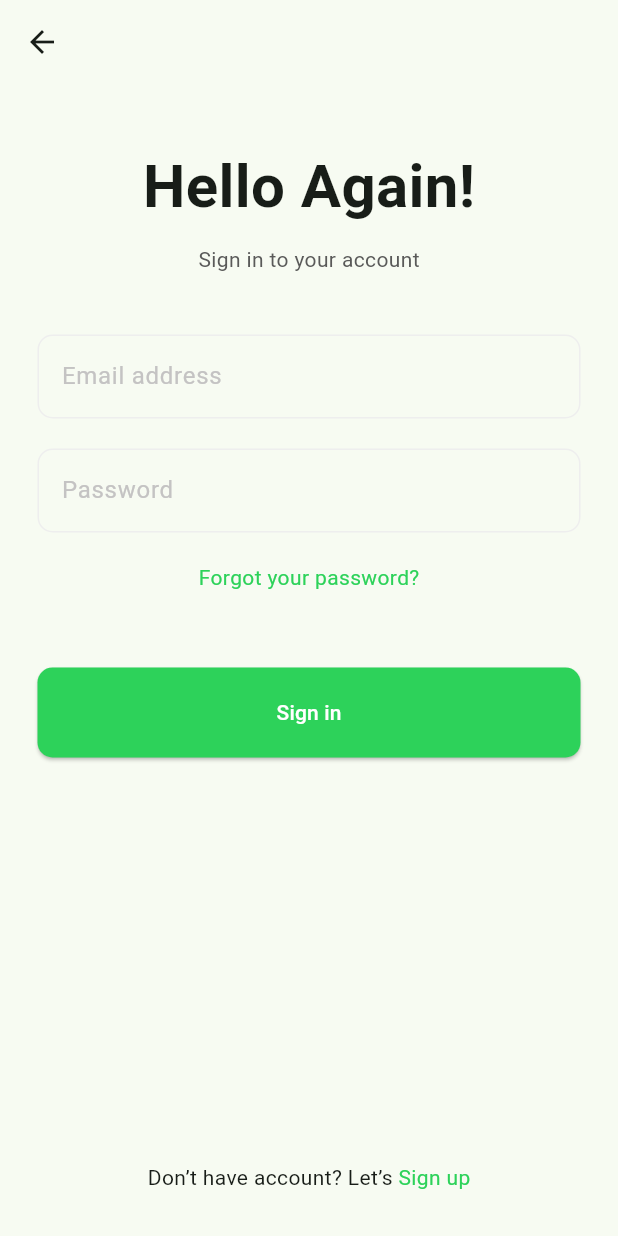
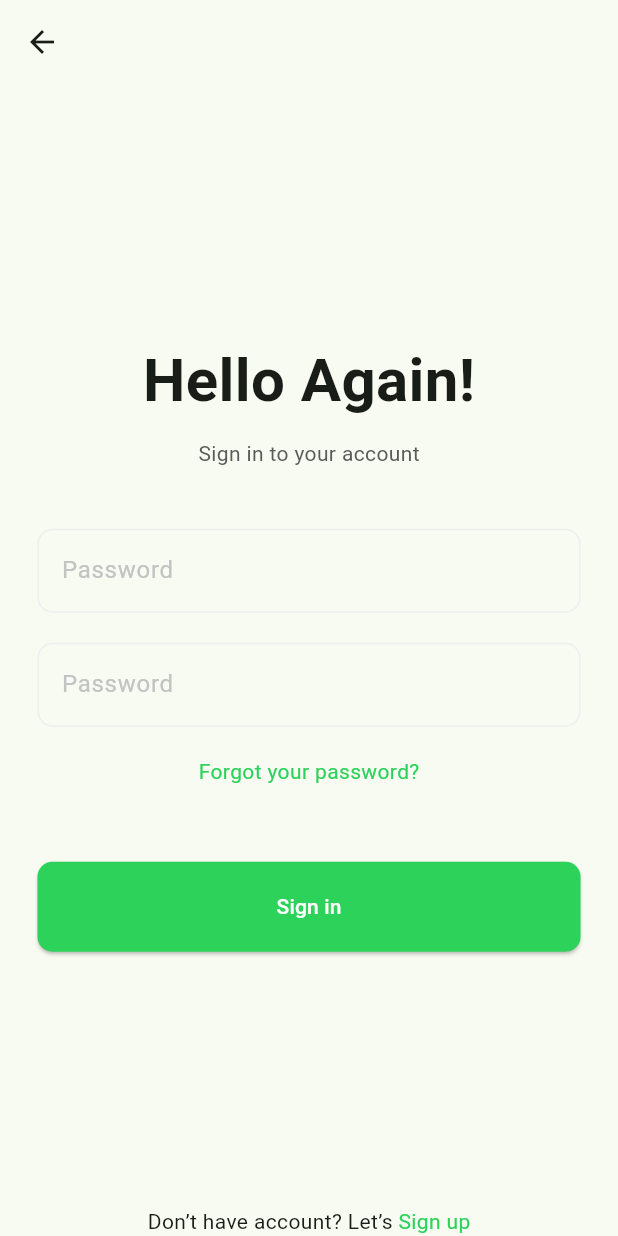
Before and after one commit to bhartiyaanshul/social-media-flutter, a Flutter app: the screen it shows after launch, after a tap on "Sign in", on a phone screen of 412 x 824 dp. Run offline on Flutter 3.47's test engine with Material 3 defaults, Android fonts, the phone set to English and light mode, and no system bars; our stand-ins replace image_picker.

Commit message:
changes in textfield of signin & signup page

```diff
--- a/lib/signin_page.dart
+++ b/lib/signin_page.dart
@@ -1,3 +1,5 @@
+import 'dart:math';
+
 import 'package:flutter/material.dart';
 import 'package:social_media/signup_page.dart';
 
@@ -20,10 +22,16 @@ class _SignInPageState extends State<SignInPage> {
               Navigator.pop(context);
             }),
       ),
-      body: Center(
+      body: SafeArea(
+        child: Center(
           child: Column(
+
+            mainAxisAlignment: MainAxisAlignment.center,
             children: [
-            const SizedBox(height: 40),
+              const Expanded(
+                flex: 1,
+                child: SizedBox(),
+              ),
               const Text(
                 'Hello Again!',
                 style: TextStyle(fontSize: 40, fontWeight: FontWeight.w600),
@@ -50,7 +58,10 @@ class _SignInPageState extends State<SignInPage> {
                             borderSide: BorderSide(
                                 color: Color.fromARGB(255, 45, 210, 90)),
                           ),
-                        label: Text('Email address',style: TextStyle(color: Color(0xffC4C3C3))),
+                          label: Text('Password'),
+                          labelStyle: TextStyle(color: Color(0xffC4C3C3)),
+                          floatingLabelStyle:
+                              TextStyle(color: Color(0xff4DD969)),
                           enabledBorder: OutlineInputBorder(
                             borderRadius: BorderRadius.all(Radius.circular(10)),
                             borderSide: BorderSide(
@@ -66,7 +77,10 @@ class _SignInPageState extends State<SignInPage> {
                             borderSide: BorderSide(
                                 color: Color.fromARGB(255, 45, 210, 90)),
                           ),
-                        label: Text('Password',style: TextStyle(color: Color(0xffC4C3C3))),
+                          label: Text('Password'),
+                          labelStyle: TextStyle(color: Color(0xffC4C3C3)),
+                          floatingLabelStyle:
+                              TextStyle(color: Color(0xff4DD969)),
                           enabledBorder: OutlineInputBorder(
                             borderRadius: BorderRadius.all(Radius.circular(10)),
                             borderSide: BorderSide(
@@ -108,7 +122,7 @@ class _SignInPageState extends State<SignInPage> {
                   ),
                 ),
               ),
-            const SizedBox(height: 270),
+              const Expanded(flex: 1, child: SizedBox()),
               Row(
                 mainAxisAlignment: MainAxisAlignment.center,
                 children: [
@@ -126,6 +140,7 @@ class _SignInPageState extends State<SignInPage> {
             ],
           ),
         ),
+      ),
     );
   }
 }
--- a/lib/signup_page.dart
+++ b/lib/signup_page.dart
@@ -12,7 +12,6 @@ class SignUpPage extends StatefulWidget {
 }
 
 class _SignUpPageState extends State<SignUpPage> {
-
   File? _image;
 
   Future<void> onProfileTapped() async {
@@ -25,7 +24,6 @@ class _SignUpPageState extends State<SignUpPage> {
         print(_image);
       }
     });
-
   }
 
   @override
@@ -40,10 +38,10 @@ class _SignUpPageState extends State<SignUpPage> {
           //       Navigator.pop(context);
           //     }),
           ),
-      body: Center(
+      body: SafeArea(
+        child: Center(
           child: Column(
             children: [
-            const SizedBox(height: 20),
               const Text(
                 'Sign Up',
                 style: TextStyle(fontSize: 40, fontWeight: FontWeight.w600),
@@ -58,42 +56,20 @@ class _SignUpPageState extends State<SignUpPage> {
                 ),
               ),
               const SizedBox(height: 20),
-            GestureDetector(
-              onTap: () => onProfileTapped(),
-              child: CircleAvatar(
-                radius: 50,
-                backgroundImage: _image != null ? Image.file(_image!).image : null,
-              )
-              // child: Image.file(_image),
-              // child: _image == null ? Container(
-              //   height: 100,
-              //   width: 100,
-              //   decoration: BoxDecoration(
-              //     color: const Color.fromARGB(255, 238, 238, 238),
-              //     borderRadius: BorderRadius.circular(50),
-              //   ),
-              //   child: const Icon(
-              //     Icons.person,
-              //     size: 50,
-              //     color: Color.fromARGB(255, 45, 210, 90),
-              //   ),
-              // ): ClipRRect(
-              //     borderRadius: BorderRadius.circular(100),
-              //     child: Image.file(
-              //         _image!,
-              //         fit: BoxFit.cover,
-              //         height: 150.0,
-              //         width: 150.0,
-              //     ),
-              // )
-            ),
               Form(
                 key: _formkey,
                 child: Padding(
                   padding: const EdgeInsets.fromLTRB(25, 20, 25, 0),
                   child: Column(
                     children: [
-
+                      GestureDetector(
+                          onTap: () => onProfileTapped(),
+                          child: CircleAvatar(
+                            radius: 50,
+                            backgroundImage: _image != null
+                                ? Image.file(_image!).image
+                                : null,
+                          )),
                       const SizedBox(height: 20),
                       TextFormField(
                         decoration: const InputDecoration(
@@ -102,28 +78,13 @@ class _SignUpPageState extends State<SignUpPage> {
                             borderSide: BorderSide(
                                 color: Color.fromARGB(255, 45, 210, 90)),
                           ),
-                        label: Text('Name',style: TextStyle(color: Color(0xffC4C3C3))),
+                          label: Text('Name'),
+                          labelStyle: TextStyle(color: Color(0xffC4C3C3)),
+                          floatingLabelStyle:
+                              TextStyle(color: Color(0xff4DD969)),
                           enabledBorder: OutlineInputBorder(
                             borderRadius: BorderRadius.all(Radius.circular(10)),
-                          borderSide: BorderSide(
-                              color: Color(0xffeeeeee)),
-                        ),
-                      ),
-                    ),
-                    const SizedBox(height: 20),
-                    TextFormField(
-                      decoration: const InputDecoration(
-                        floatingLabelStyle: TextStyle(color: Color(0xff4DD969)),
-                        focusedBorder: OutlineInputBorder(
-                          borderRadius: BorderRadius.all(Radius.circular(10)),
-                          borderSide: BorderSide(
-                              color: Color.fromARGB(255, 45, 210, 90)),
-                        ),
-                        label: Text('Username',style: TextStyle(color: Color(0xffC4C3C3))),
-                        enabledBorder: OutlineInputBorder(
-                          borderRadius: BorderRadius.all(Radius.circular(10)),
-                          borderSide: BorderSide(
-                              color: Color(0xffeeeeee)),
+                            borderSide: BorderSide(color: Color(0xffeeeeee)),
                           ),
                         ),
                       ),
@@ -135,11 +96,13 @@ class _SignUpPageState extends State<SignUpPage> {
                             borderSide: BorderSide(
                                 color: Color.fromARGB(255, 45, 210, 90)),
                           ),
-                        label: Text('Email address',style: TextStyle(color: Color(0xffC4C3C3))),
+                          label: Text('Username'),
+                          labelStyle: TextStyle(color: Color(0xffC4C3C3)),
+                          floatingLabelStyle:
+                              TextStyle(color: Color(0xff4DD969)),
                           enabledBorder: OutlineInputBorder(
                             borderRadius: BorderRadius.all(Radius.circular(10)),
-                          borderSide: BorderSide(
-                              color: Color(0xffeeeeee)),
+                            borderSide: BorderSide(color: Color(0xffeeeeee)),
                           ),
                         ),
                       ),
@@ -151,18 +114,39 @@ class _SignUpPageState extends State<SignUpPage> {
                             borderSide: BorderSide(
                                 color: Color.fromARGB(255, 45, 210, 90)),
                           ),
-                        label: Text('Password',style: TextStyle(color: Color(0xffC4C3C3))),
+                          label: Text('Email address'),
+                          labelStyle: TextStyle(color: Color(0xffC4C3C3)),
+                          floatingLabelStyle:
+                              TextStyle(color: Color(0xff4DD969)),
                           enabledBorder: OutlineInputBorder(
                             borderRadius: BorderRadius.all(Radius.circular(10)),
+                            borderSide: BorderSide(color: Color(0xffeeeeee)),
+                          ),
+                        ),
+                      ),
+                      const SizedBox(height: 20),
+                      TextFormField(
+                        decoration: const InputDecoration(
+                          focusedBorder: OutlineInputBorder(
+                            borderRadius: BorderRadius.all(Radius.circular(10)),
                             borderSide: BorderSide(
-                              color: Color(0xffeeeeee)),
+                                color: Color.fromARGB(255, 45, 210, 90)),
+                          ),
+                          label: Text('Password'),
+                          labelStyle: TextStyle(color: Color(0xffC4C3C3)),
+                          floatingLabelStyle:
+                              TextStyle(color: Color(0xff4DD969)),
+                          enabledBorder: OutlineInputBorder(
+                            borderRadius: BorderRadius.all(Radius.circular(10)),
+                            borderSide: BorderSide(color: Color(0xffeeeeee)),
                           ),
                         ),
                       ),
                       const SizedBox(height: 50),
                       ElevatedButton(
                         style: ElevatedButton.styleFrom(
-                        backgroundColor: const Color.fromARGB(255, 45, 210, 90),
+                          backgroundColor:
+                              const Color.fromARGB(255, 45, 210, 90),
                           minimumSize: const Size(380, 60),
                           shape: RoundedRectangleBorder(
                             borderRadius: BorderRadius.circular(10),
@@ -181,25 +165,29 @@ class _SignUpPageState extends State<SignUpPage> {
                   ),
                 ),
               ),
-            const SizedBox(height: 50),
+              const Expanded(flex: 1, child: SizedBox()),
               Row(
                 mainAxisAlignment: MainAxisAlignment.center,
                 children: [
                   const Text("Already have account? "),
                   InkWell(
                       onTap: () {
-                    Navigator.push(context, MaterialPageRoute(builder: (context) => const SignInPage()));
+                        Navigator.push(
+                            context,
+                            MaterialPageRoute(
+                                builder: (context) => const SignInPage()));
                       },
-                  child:
-                      const Text("Sign in", style: TextStyle(color: Color.fromARGB(255, 45, 210, 90)),
-                  )
-                )
+                      child: const Text(
+                        "Sign in",
+                        style:
+                            TextStyle(color: Color.fromARGB(255, 45, 210, 90)),
+                      ))
                 ],
               ),
             ],
           ),
         ),
+      ),
     );
   }
-
 }
```
Lines whose indentation alone changed are shown as unchanged.
